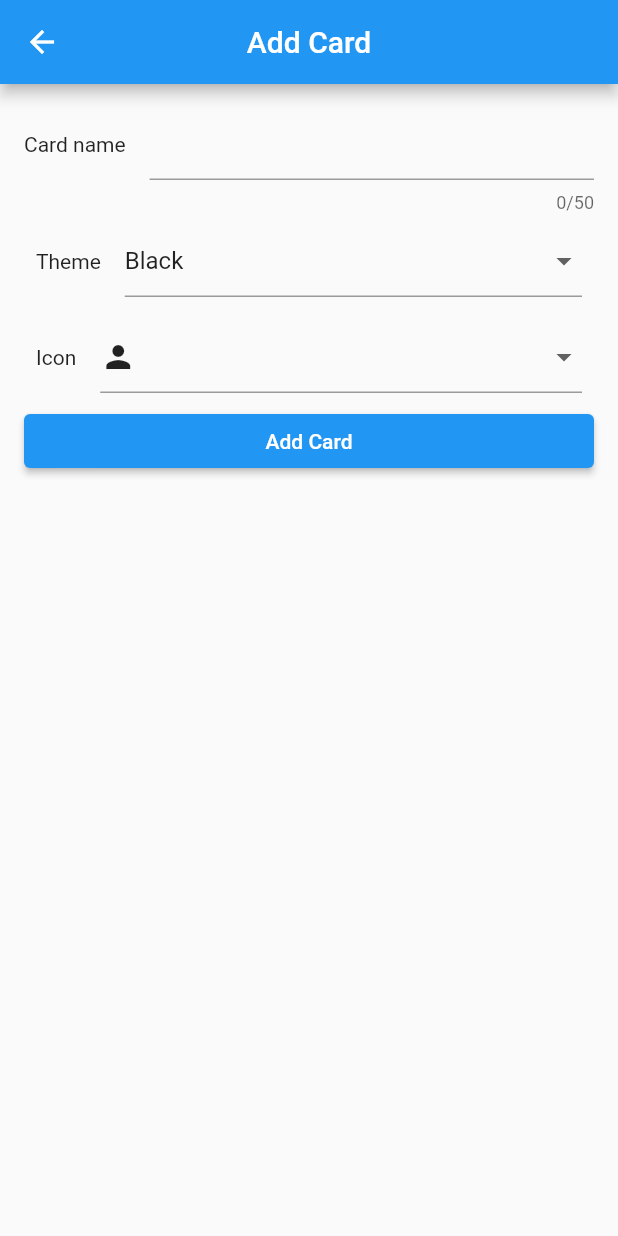
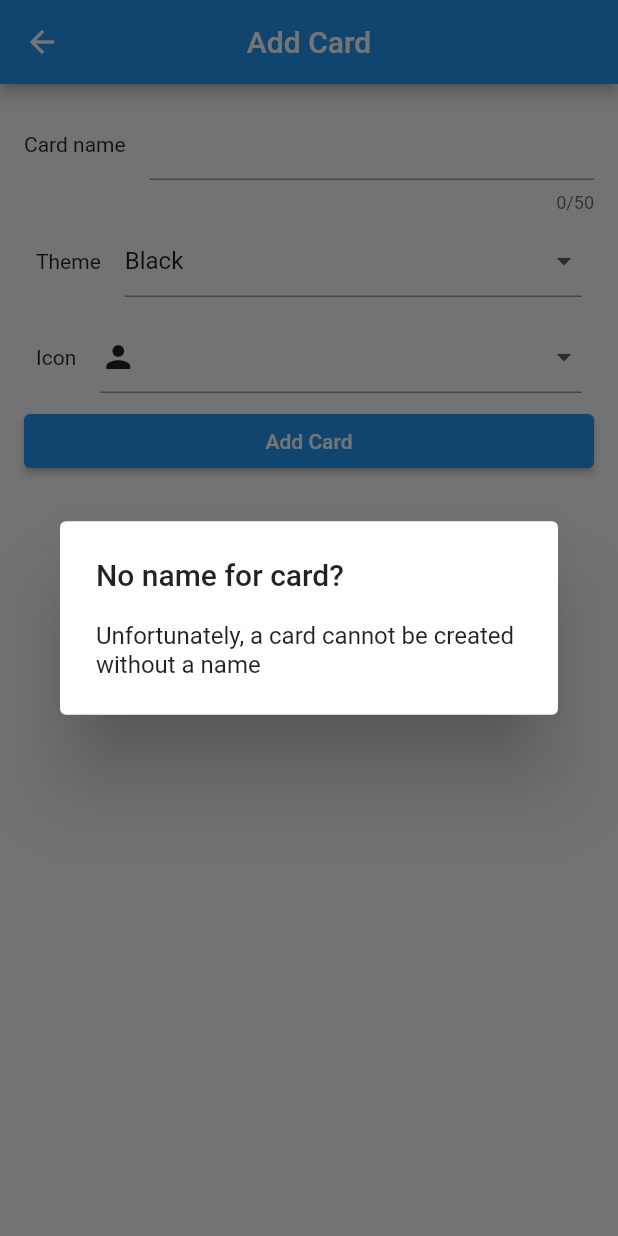
Before and after one commit to kwe-k-u/MoneyBox-2, a Flutter app: the AddBalanceCardPage screen opened directly, after a tap on "Add Card", on a phone screen of 412 x 824 dp. Run offline on Flutter 3.47's test engine with Material 2 defaults, Android fonts, the phone set to English and light mode, and no system bars; our stand-ins replace cloud_firestore, firebase_auth, firebase_core, google_fonts, google_sign_in, shared_preferences; accounts and stored records are empty.

Commit message:
Made expenselist a widget and added popup to addCard page

```diff
--- a/lib/UI/AddBalanceCardPage.dart
+++ b/lib/UI/AddBalanceCardPage.dart
@@ -13,17 +13,17 @@ class _AddBalanceCardPageState extends State<AddBalanceCardPage> {
   String _name = "";
   String _icon = "Icons.person";
   String _theme = "Colors.black";
-  ThemeData pageTheme;
+  // ThemeData pageTheme;
 
 
   @override
   void initState() {
     super.initState();
-    getThemeBool().then((value) {
-      setState(() {
-        pageTheme = getTheme(value);
-      });
-    });
+    // getThemeBool().then((value) {
+    //   setState(() {
+    //     pageTheme = getTheme(value);
+    //   });
+    // });
   }
 
   @override
@@ -201,10 +201,21 @@ class _AddBalanceCardPageState extends State<AddBalanceCardPage> {
 
             ElevatedButton(
                 child: Text("Add Card"),
-                onPressed: (){
+                onPressed: () {
                   //todo upload card
                   if (_name.isNotEmpty) {
                     addCard(new CardTemp(_name, _icon, _theme));
+                    Navigator.pop(context);
+                  }else{
+                    showDialog(
+                      context: context,
+                      builder: (context){
+                        return AlertDialog(
+                          title: Text("No name for card?"),
+                          content: Text("Unfortunately, a card cannot be created without a name"),
+                        );
+                      }
+                    );
                   }
                 }
             )
--- a/lib/UI/Widgets/BalanceCardWidget.dart
+++ b/lib/UI/Widgets/BalanceCardWidget.dart
@@ -35,7 +35,7 @@ class BalanceCardWidget extends StatelessWidget {
           Row(
             mainAxisAlignment: MainAxisAlignment.spaceBetween,
             children: [
-              Text(name.,
+              Text(name,
                 style: TextStyle(
                     color: Colors.white,
                   fontSize: 18.0,
--- a/lib/utils/resources.dart
+++ b/lib/utils/resources.dart
@@ -66,23 +66,23 @@ void googleSignOut() async {
 
   ///Gets a boolean to show the user's preference for dark theme. If none is used then,
 /// the default is false
-  Future<bool> getThemeBool() async{
-    final preference = await SharedPreferences.getInstance();
-    return  preference.getBool("darkTheme") ?? false;
-  }
+//   Future<bool> getThemeBool() async{
+//     final preference = await SharedPreferences.getInstance();
+//     return  preference.getBool("darkTheme") ?? false;
+//   }
 
 
-  void setTheme(bool value) async{
-    final preference = await SharedPreferences.getInstance();
-    await preference.setBool("darkTheme", value);
-  }
+  // void setTheme(bool value) async{
+  //   final preference = await SharedPreferences.getInstance();
+  //   await preference.setBool("darkTheme", value);
+  // }
 
 
   ///Returns a theme based on the boolean entered. True for dark theme and false for light
-  ThemeData getTheme(bool value){
-
-    if (value) //if user prefers dark theme
-      return ThemeData.dark();
-
-      return ThemeData.light();
-  }
+  // ThemeData getTheme(bool value){
+  //
+  //   if (value) //if user prefers dark theme
+  //     return ThemeData.dark();
+  //
+  //     return ThemeData.light();
+  // }
```
Also changed, not shown: lib/UI/HomePage.dart (+3 -77 lines), lib/UI/Settings/SettingsPage.dart (+11 -12 lines), lib/UI/Widgets/ExpenseList.dart (added, +97 -0 lines), lib/utils/FirebaseHandler.dart (+10 -0 lines).
